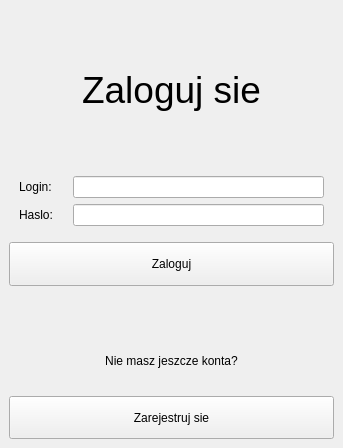
Karoleqk/Baza-Kontaktow, file baza_kontaktow.ui: the form before one commit.
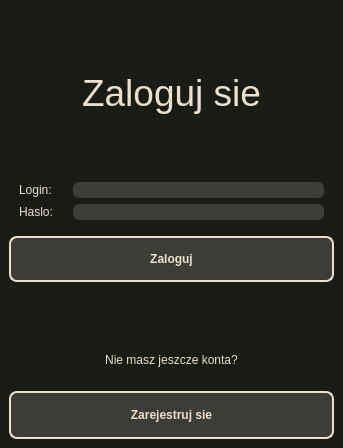
The form after the commit.

```diff
--- a/baza_kontaktow.ui
+++ b/baza_kontaktow.ui
@@ -13,7 +13,38 @@
   <property name="windowTitle">
    <string>Baza_Kontaktow</string>
   </property>
+  <property name="styleSheet">
+   <string notr="true"/>
+  </property>
   <widget class="QWidget" name="centralwidget">
+   <property name="styleSheet">
+    <string notr="true">.QWidget{
+	background-color: #181C14;
+}
+
+.QLabel{
+	color: #ECDFCC;
+}
+
+.QLineEdit{
+	color: #ECDFCC;
+	background-color: #3C3D37;
+	border-radius: 6px;
+}
+
+.QPushButton{
+	background-color: #3C3D37;
+	color: #ECDFCC;
+	border: 2px solid #ECDFCC;
+	border-radius: 8px;
+}
+
+.QPushButton:hover{
+	background-color: #ECDFCC;
+	color: #3C3D37;
+	border: 2px solid #3C3D37;
+}</string>
+   </property>
    <layout class="QVBoxLayout" name="verticalLayout_6">
     <item>
      <layout class="QVBoxLayout" name="verticalLayout_5" stretch="3,4,1,0,2">
@@ -116,6 +147,14 @@
             <verstretch>0</verstretch>
            </sizepolicy>
           </property>
+          <property name="font">
+           <font>
+            <bold>true</bold>
+           </font>
+          </property>
+          <property name="styleSheet">
+           <string notr="true"/>
+          </property>
           <property name="text">
            <string>Zaloguj</string>
           </property>
@@ -138,6 +177,9 @@
       </item>
       <item>
        <layout class="QVBoxLayout" name="verticalLayout_4" stretch="4,3">
+        <property name="spacing">
+         <number>0</number>
+        </property>
         <item>
          <widget class="QLabel" name="label_4">
           <property name="sizePolicy">
@@ -162,6 +204,11 @@
             <verstretch>0</verstretch>
            </sizepolicy>
           </property>
+          <property name="font">
+           <font>
+            <bold>true</bold>
+           </font>
+          </property>
           <property name="text">
            <string>Zarejestruj sie</string>
           </property>
```
Left out of the diff: 10 changed lines with no effect on the pictures.
